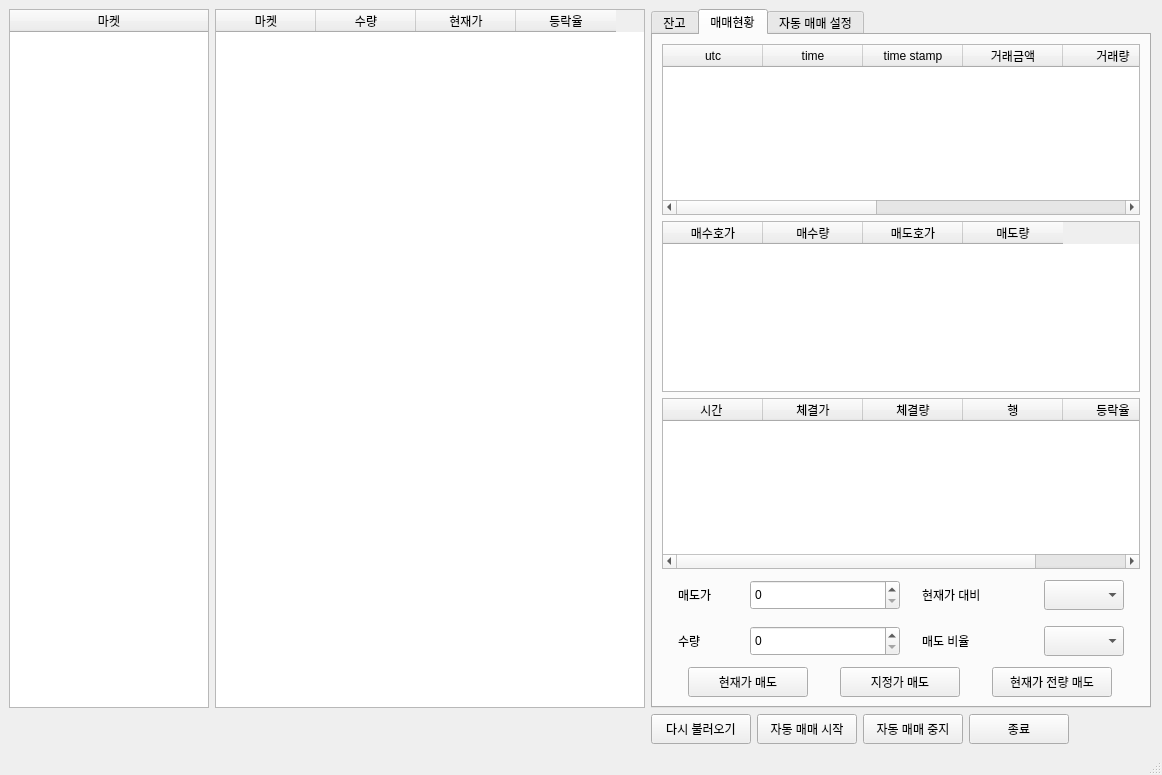
This is main1.ui in changhee-won/AiCoinsTrade as Qt 5 draws it before an edit. The edited form follows.
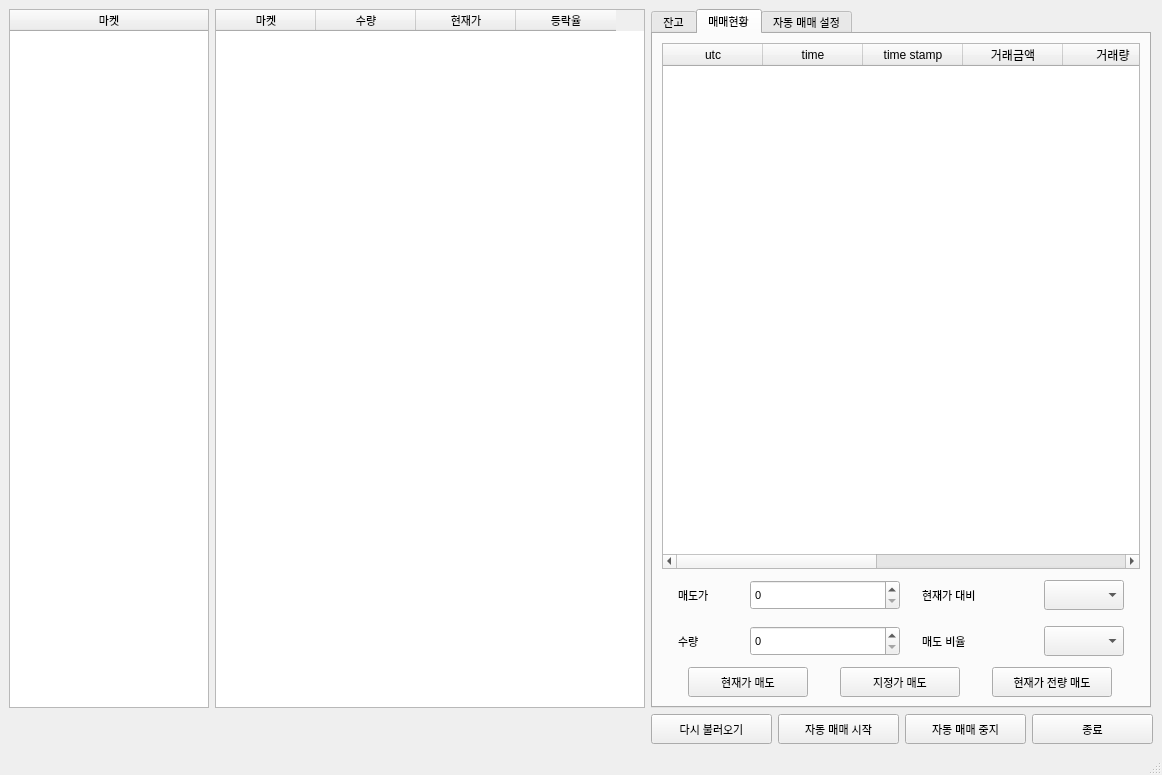
This is the edited form. The open tabs and pages were chosen to show the change.

Commit message: 수정함:        aicoin_main.py 	수정함:        main1.ui

What changed in the file:
```diff
--- a/main1.ui
+++ b/main1.ui
@@ -22,6 +22,12 @@
     <height>775</height>
    </size>
   </property>
+  <property name="font">
+   <font>
+    <family>Arial</family>
+    <pointsize>8</pointsize>
+   </font>
+  </property>
   <property name="windowTitle">
    <string>MainWindow</string>
   </property>
@@ -1171,101 +1177,6 @@
           </column>
          </widget>
         </item>
-        <item>
-         <widget class="QTableWidget" name="tableWidget_ask">
-          <property name="minimumSize">
-           <size>
-            <width>400</width>
-            <height>0</height>
-           </size>
-          </property>
-          <property name="maximumSize">
-           <size>
-            <width>16777215</width>
-            <height>16777215</height>
-           </size>
-          </property>
-          <attribute name="verticalHeaderVisible">
-           <bool>false</bool>
-          </attribute>
-          <column>
-           <property name="text">
-            <string>매수호가</string>
-           </property>
-           <property name="textAlignment">
-            <set>AlignCenter</set>
-           </property>
-          </column>
-          <column>
-           <property name="text">
-            <string>매수량</string>
-           </property>
-           <property name="textAlignment">
-            <set>AlignCenter</set>
-           </property>
-          </column>
-          <column>
-           <property name="text">
-            <string>매도호가</string>
-           </property>
-           <property name="textAlignment">
-            <set>AlignCenter</set>
-           </property>
-          </column>
-          <column>
-           <property name="text">
-            <string>매도량</string>
-           </property>
-           <property name="textAlignment">
-            <set>AlignCenter</set>
-           </property>
-          </column>
-         </widget>
-        </item>
-        <item>
-         <widget class="QTableWidget" name="tableWidget_trade">
-          <column>
-           <property name="text">
-            <string>시간 </string>
-           </property>
-           <property name="textAlignment">
-            <set>AlignCenter</set>
-           </property>
-          </column>
-          <column>
-           <property name="text">
-            <string>체결가</string>
-           </property>
-           <property name="textAlignment">
-            <set>AlignCenter</set>
-           </property>
-          </column>
-          <column>
-           <property name="text">
-            <string>체결량</string>
-           </property>
-           <property name="textAlignment">
-            <set>AlignCenter</set>
-           </property>
-          </column>
-          <column>
-           <property name="text">
-            <string>행</string>
-           </property>
-           <property name="textAlignment">
-            <set>AlignCenter</set>
-           </property>
-          </column>
-          <column>
-           <property name="text">
-            <string>등락율</string>
-           </property>
-           <property name="textAlignment">
-            <set>AlignCenter</set>
-           </property>
-          </column>
-         </widget>
-        </item>
         <item>
          <layout class="QHBoxLayout" name="horizontalLayout">
           <item>
@@ -2173,13 +2084,13 @@
        <widget class="QPushButton" name="pushButton_close">
         <property name="minimumSize">
          <size>
-          <width>100</width>
+          <width>110</width>
           <height>30</height>
          </size>
         </property>
         <property name="maximumSize">
          <size>
-          <width>100</width>
+          <width>150</width>
           <height>30</height>
          </size>
         </property>
@@ -2192,13 +2103,13 @@
        <widget class="QPushButton" name="pushButton_stop">
         <property name="minimumSize">
          <size>
-          <width>100</width>
+          <width>110</width>
           <height>30</height>
          </size>
         </property>
         <property name="maximumSize">
          <size>
-          <width>100</width>
+          <width>150</width>
           <height>30</height>
          </size>
         </property>
@@ -2211,13 +2122,13 @@
        <widget class="QPushButton" name="pushButton_start">
         <property name="minimumSize">
          <size>
-          <width>100</width>
+          <width>110</width>
           <height>30</height>
          </size>
         </property>
         <property name="maximumSize">
          <size>
-          <width>100</width>
+          <width>150</width>
           <height>30</height>
          </size>
         </property>
@@ -2230,13 +2141,13 @@
        <widget class="QPushButton" name="pushButton_reflash">
         <property name="minimumSize">
          <size>
-          <width>100</width>
+          <width>110</width>
           <height>30</height>
          </size>
         </property>
         <property name="maximumSize">
          <size>
-          <width>100</width>
+          <width>150</width>
           <height>30</height>
          </size>
         </property>
```
Left out of the diff: 4 changed lines with no effect on the pictures. The commit also changes 1 other file.
